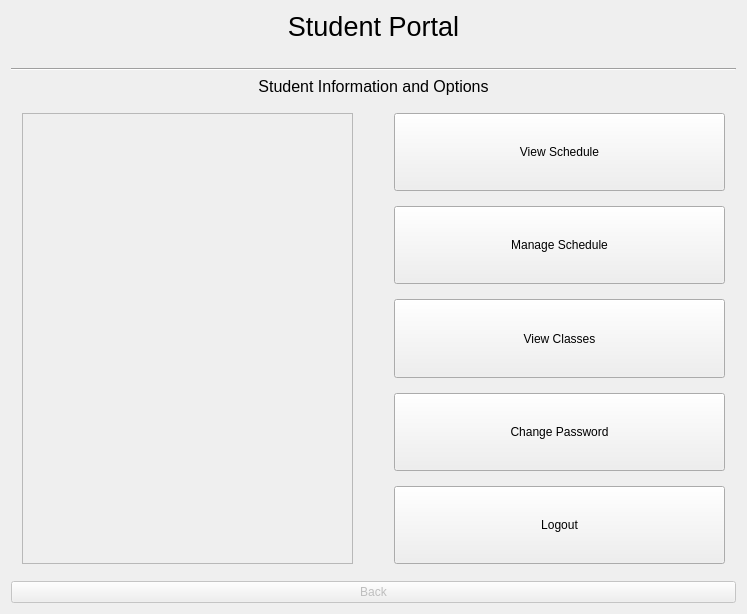
The window that Form Files/studentView.ui (alixabahena/SIMS) describes before a commit, drawn with Qt 5.
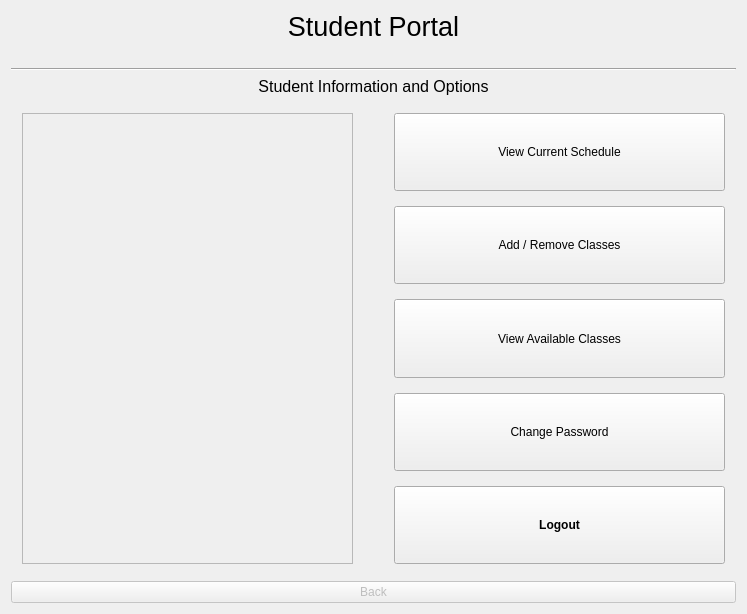
The same window after the commit. The open tabs and pages were chosen to show the change.

Commit message: changing some layout names. Faculty view available classes and change password now works

```diff
--- a/Form Files/studentView.ui
+++ b/Form Files/studentView.ui
@@ -144,7 +144,7 @@
                 </sizepolicy>
                </property>
                <property name="text">
-                <string>View Schedule</string>
+                <string>View Current Schedule</string>
                </property>
               </widget>
              </item>
@@ -157,7 +157,7 @@
                 </sizepolicy>
                </property>
                <property name="text">
-                <string>Manage Schedule</string>
+                <string>Add / Remove Classes</string>
                </property>
               </widget>
              </item>
@@ -170,7 +170,7 @@
                 </sizepolicy>
                </property>
                <property name="text">
-                <string>View Classes</string>
+                <string>View Available Classes</string>
                </property>
               </widget>
              </item>
@@ -195,6 +195,12 @@
                  <verstretch>0</verstretch>
                 </sizepolicy>
                </property>
+               <property name="font">
+                <font>
+                 <weight>75</weight>
+                 <bold>true</bold>
+                </font>
+               </property>
                <property name="text">
                 <string>Logout</string>
                </property>
```
Left out of the diff: 2 changed lines with no effect on the pictures. The commit also changes 5 other files.
